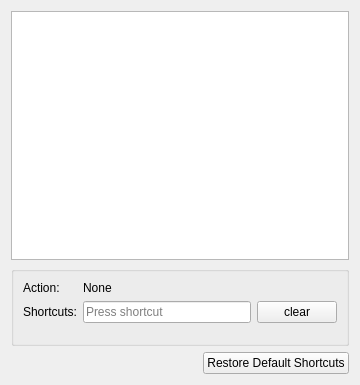
Old version of the form app/ui/shortcutspage.ui in the repository pencil2d/pencil.
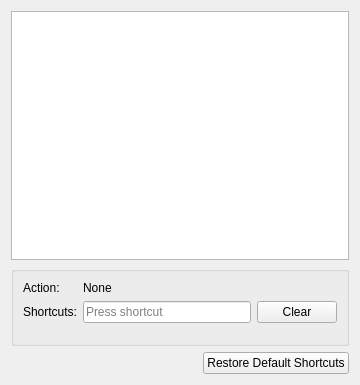
New version of the form.

Commit message: Fix clear button capitalization in shortcut preferences

```diff
--- a/app/ui/shortcutspage.ui
+++ b/app/ui/shortcutspage.ui
@@ -70,7 +70,7 @@
         <item>
          <widget class="QPushButton" name="clearButton">
           <property name="text">
-           <string>clear</string>
+           <string>Clear</string>
           </property>
          </widget>
         </item>
```
